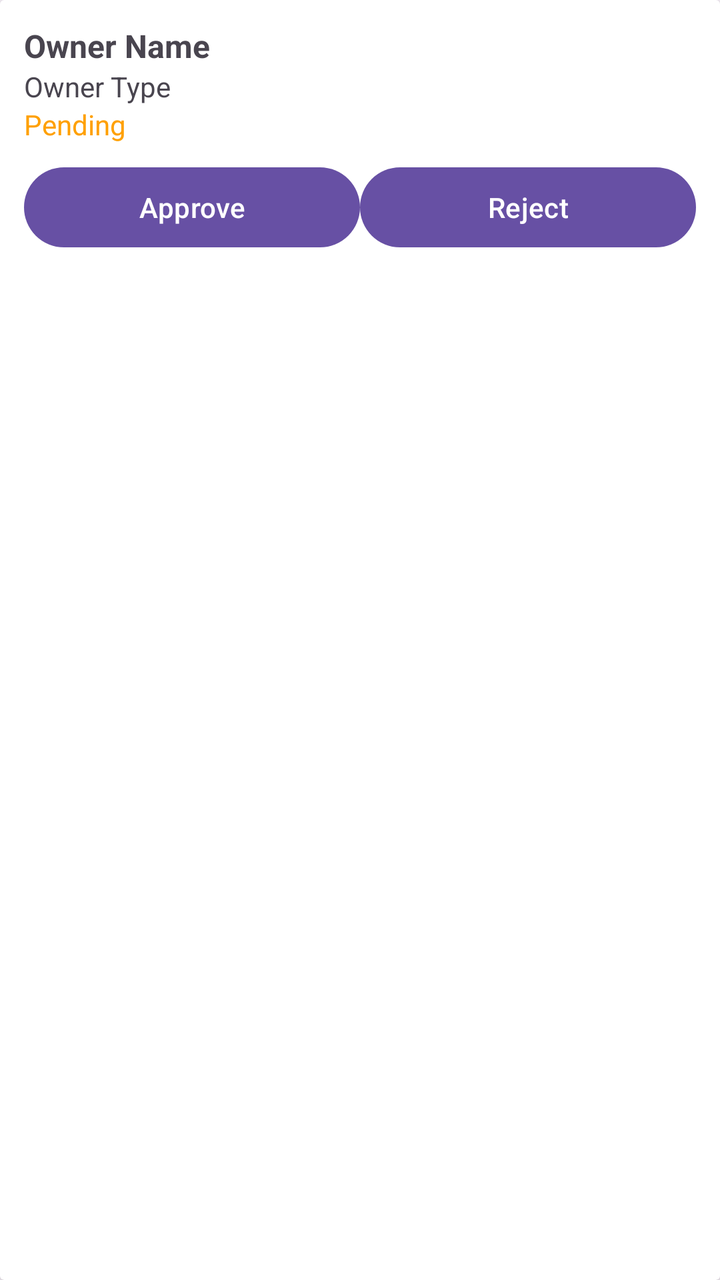
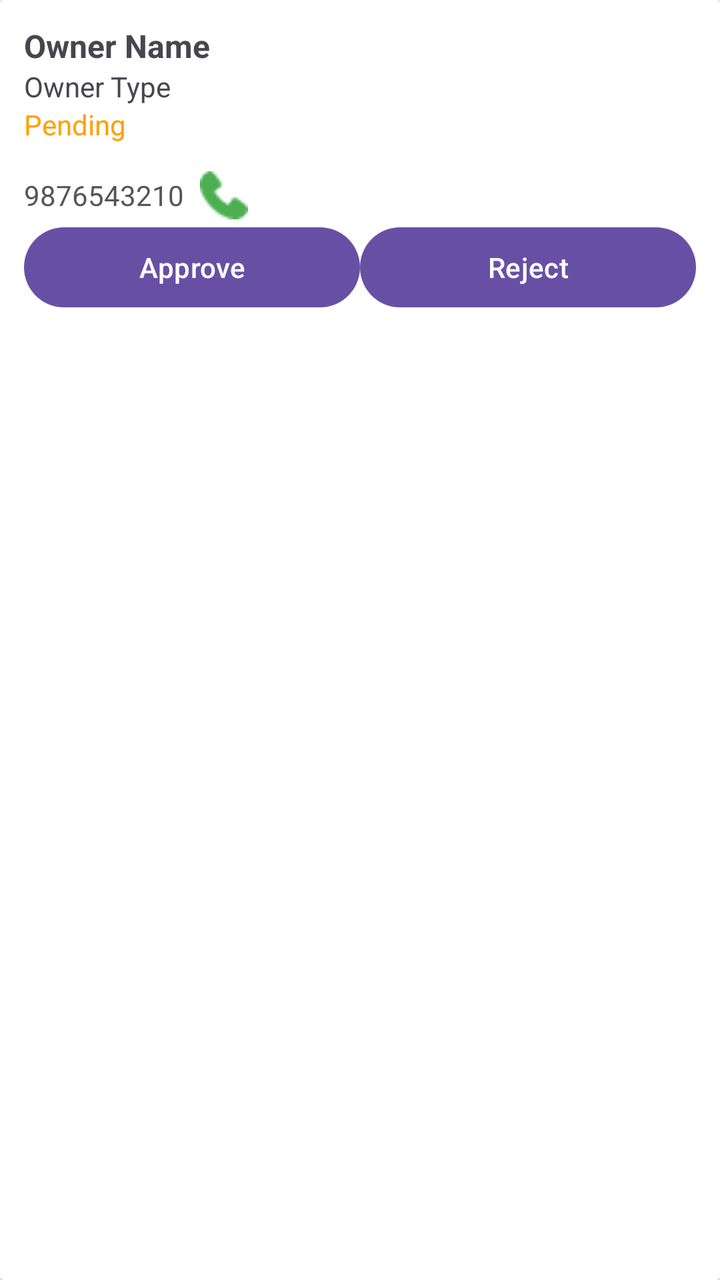

The first picture is an Android layout as it rendered before a commit; the second is the same layout after the commit. The layout source and the unified diff follow.
<!-- AndroidManifest.xml: application theme Theme.CampusSaathi -->
<!-- res/layout/item_admin_verification.xml -->
<?xml version="1.0" encoding="utf-8"?>
<androidx.cardview.widget.CardView
    xmlns:android="http://schemas.android.com/apk/res/android"
    android:layout_width="match_parent"
    android:layout_height="wrap_content"
    android:layout_margin="8dp"
    android:elevation="4dp">

    <LinearLayout
        android:layout_width="match_parent"
        android:layout_height="wrap_content"
        android:orientation="vertical"
        android:padding="12dp">

        <TextView
            android:id="@+id/txtOwnerName"
            android:text="Owner Name"
            android:textStyle="bold"
            android:textSize="16sp"
            android:layout_width="wrap_content"
            android:layout_height="wrap_content"/>

        <TextView
            android:id="@+id/txtOwnerType"
            android:text="Owner Type"
            android:layout_width="wrap_content"
            android:layout_height="wrap_content"/>

        <TextView
            android:id="@+id/txtStatus"
            android:text="Pending"
            android:textColor="#FFA000"
            android:layout_marginBottom="8dp"
            android:layout_width="wrap_content"
            android:layout_height="wrap_content"/>

        <LinearLayout
            android:orientation="horizontal"
            android:layout_width="match_parent"
            android:layout_height="wrap_content">

            <Button
                android:id="@+id/btnApprove"
                android:text="Approve"
                android:layout_width="0dp"
                android:layout_weight="1"
                android:layout_height="wrap_content"/>

            <Button
                android:id="@+id/btnReject"
                android:text="Reject"
                android:layout_width="0dp"
                android:layout_weight="1"
                android:layout_height="wrap_content"/>
        </LinearLayout>

    </LinearLayout>
</androidx.cardview.widget.CardView>
<!-- resources referenced by this layout -->
<resources>
  <style name="Theme.CampusSaathi" parent="Base.Theme.CampusSaathi" />
  <style name="Base.Theme.CampusSaathi" parent="Theme.Material3.DayNight.NoActionBar">
          
          
      </style>
</resources>

<!-- the commit's change to res/layout/item_admin_verification.xml (unified diff, before → after) -->
@@ -33,6 +33,31 @@
             android:layout_marginBottom="8dp"
             android:layout_width="wrap_content"
             android:layout_height="wrap_content"/>
+        <LinearLayout
+            android:layout_width="wrap_content"
+            android:layout_height="wrap_content"
+            android:orientation="horizontal"
+            android:gravity="center_vertical"
+            android:layout_marginTop="6dp">
+
+            <TextView
+                android:id="@+id/txtPhone"
+                android:layout_width="wrap_content"
+                android:layout_height="wrap_content"
+                android:text="9876543210"
+                android:textSize="14sp"
+                android:textColor="#555"/>
+
+            <ImageView
+                android:id="@+id/btnCall"
+                android:layout_width="24dp"
+                android:layout_height="24dp"
+                android:layout_marginStart="8dp"
+                android:src="@drawable/phone"
+                android:tint="#4CAF50"
+                android:contentDescription="Call"/>
+        </LinearLayout>
+
 
         <LinearLayout
             android:orientation="horizontal"
<!-- resource entries referenced after the edit -->
@@ -1,5 +1,6 @@
 <!-- resources referenced by this layout -->
 <resources>
+  <!-- drawable phone: png bitmap (drawable, 475 bytes) -->
   <style name="Theme.CampusSaathi" parent="Base.Theme.CampusSaathi" />
   <style name="Base.Theme.CampusSaathi" parent="Theme.Material3.DayNight.NoActionBar">
           
